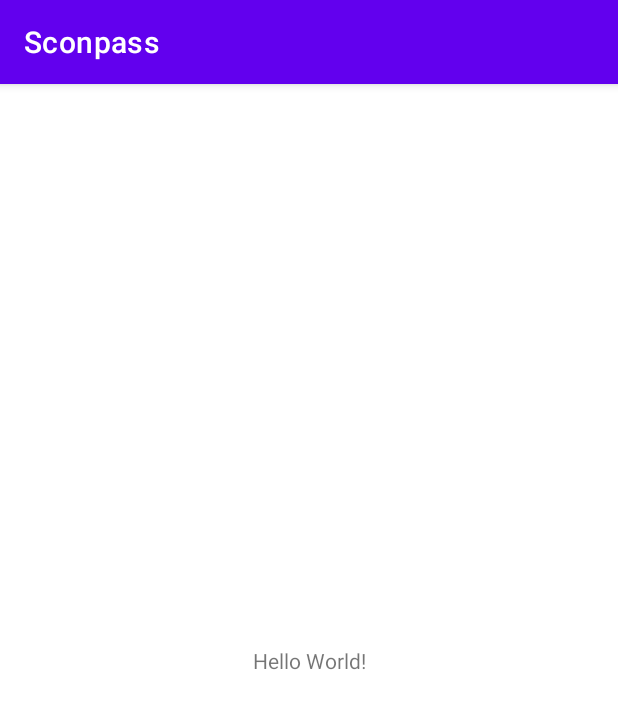
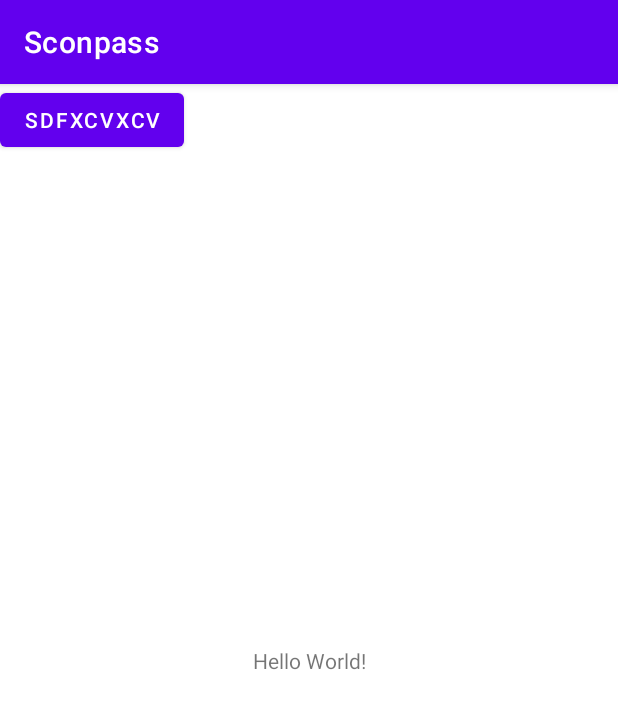
Before and after one commit to KJH1212/Scon_Pass, an Android app: the screen it shows after launch (MainActivity), on a phone screen of 412 x 824 dp. Shown: the top 709 px of the screen. Run offline under Robolectric (Android 15) with nearby library versions, the phone set to English and light mode, and no system bars.

Commit message:
Kim Seong Jin

```diff
--- a/app/src/main/res/layout/activity_main.xml
+++ b/app/src/main/res/layout/activity_main.xml
@@ -15,4 +15,13 @@
         app:layout_constraintRight_toRightOf="parent"
         app:layout_constraintTop_toTopOf="parent" />
 
+    <Button
+        android:id="@+id/button"
+        android:layout_width="wrap_content"
+        android:layout_height="wrap_content"
+        android:text="sdfxcvxcv"
+        tools:layout_editor_absoluteX="111dp"
+        tools:layout_editor_absoluteY="128dp"
+        tools:ignore="MissingConstraints" />
+
 </androidx.constraintlayout.widget.ConstraintLayout>
```
